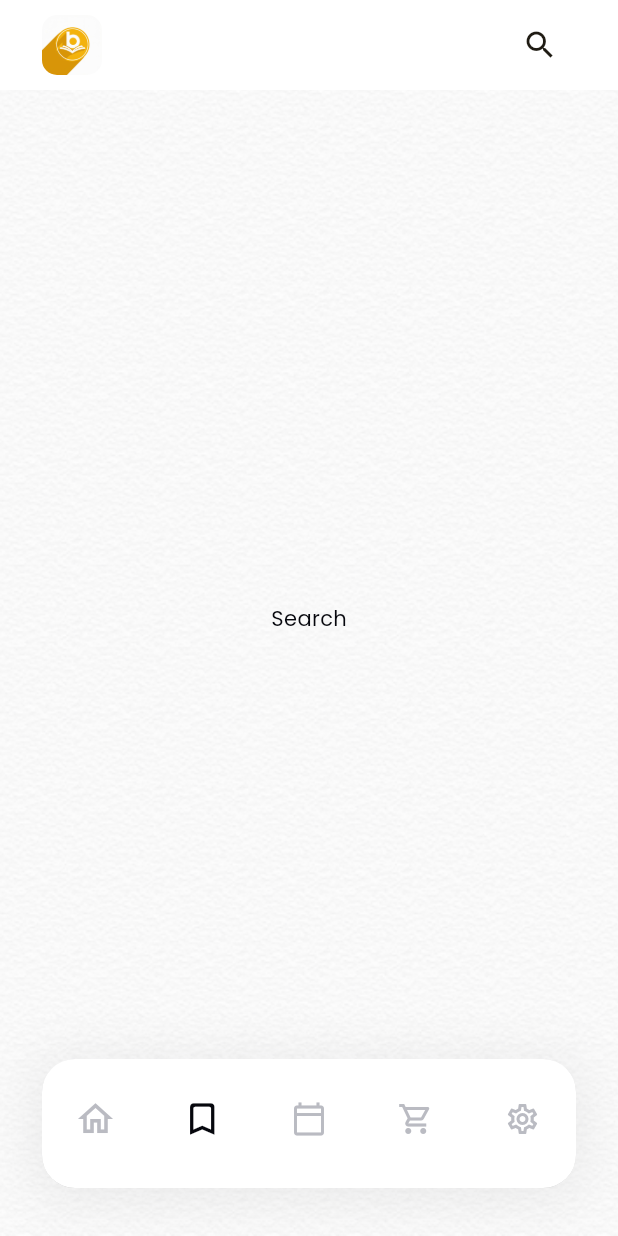
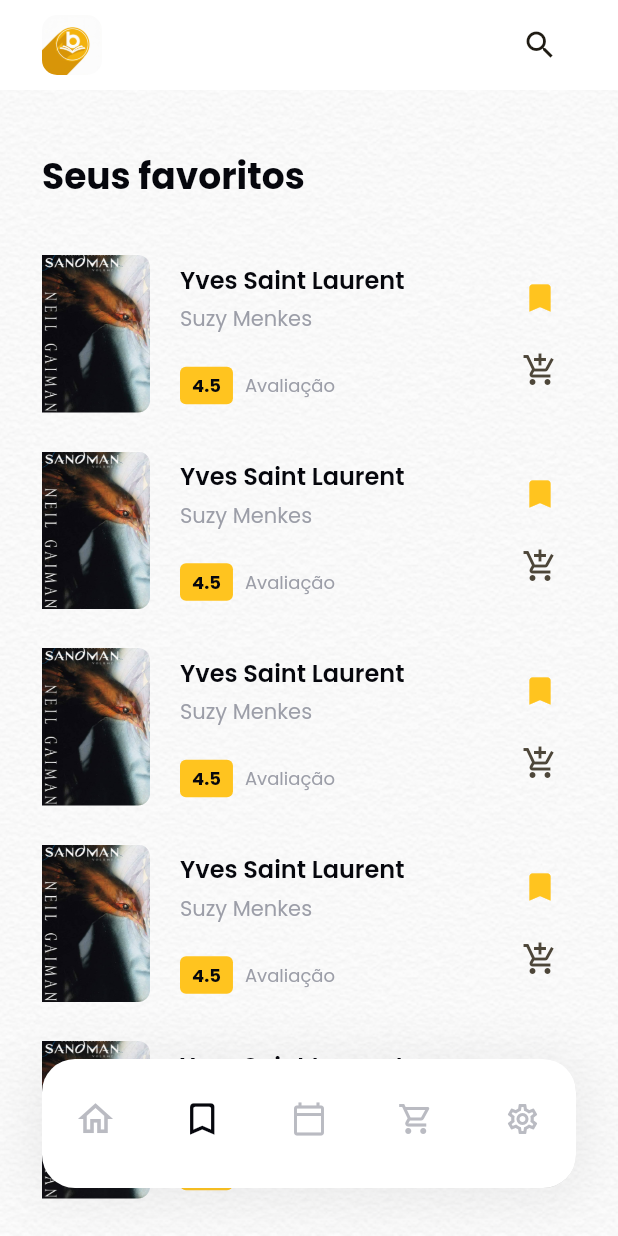
Before and after one commit to Bookify1/Bookify-Mobal, a Flutter app: the MainPage screen opened by its route, item 2 of the bottom bar chosen, on a phone screen of 412 x 824 dp. Run offline on Flutter 3.47's test engine with Material 3 defaults, Android fonts, the phone set to English and light mode, and no system bars; our stand-ins replace carousel_slider, device_preview, flutter_screenutil, flutter_svg, google_fonts, smooth_page_indicator.

Commit message:
feat(FavoritesPage): Adds bookmark pages and related components

```diff
--- /dev/null
+++ b/lib/src/features/favorites/presenter/components/favorite_books_section.dart
@@ -0,0 +1,20 @@
+import 'package:bookify/src/features/favorites/presenter/widgets/favorite_book_widget.dart';
+import 'package:flutter/material.dart';
+
+class FavoriteBooksSection extends StatelessWidget {
+  const FavoriteBooksSection({super.key});
+
+  @override
+  Widget build(BuildContext context) {
+    return ListView.separated(
+      padding: EdgeInsets.zero,
+      itemCount: 10,
+      shrinkWrap: true,
+      physics: NeverScrollableScrollPhysics(),
+      separatorBuilder: (context, index) => SizedBox(height: 26),
+      itemBuilder: (context, index) {
+        return FavoriteBookWidget(isFavorite: true);
+      },
+    );
+  }
+}
--- /dev/null
+++ b/lib/src/features/favorites/presenter/page/favorites_page.dart
@@ -0,0 +1,44 @@
+import 'package:bookify/src/core/components/text_app.dart';
+import 'package:bookify/src/core/styles/app_font_size.dart';
+import 'package:bookify/src/features/favorites/presenter/components/favorite_books_section.dart';
+import 'package:flutter/material.dart';
+import 'package:bookify/src/core/styles/app_colors.dart';
+import 'package:flutter_screenutil/flutter_screenutil.dart';
+
+class FavoritesPage extends StatelessWidget {
+  const FavoritesPage({super.key});
+
+  @override
+  Widget build(BuildContext context) {
+    return SingleChildScrollView(
+      child: ConstrainedBox(
+        constraints: BoxConstraints(
+          minHeight: 1.sh,
+          minWidth: 1.sw,
+        ),
+        child: Padding(
+          padding: const EdgeInsets.only(
+            left: 28,
+            right: 28,
+            top: 100,
+            bottom: 120,
+          ),
+          child: Column(
+            crossAxisAlignment: CrossAxisAlignment.start,
+            mainAxisAlignment: MainAxisAlignment.start,
+            children: [
+              TextApp(
+                label: 'Seus favoritos',
+                fontSize: AppFontSize.xxxLarge,
+                fontWeight: FontWeight.bold,
+                color: AppColors.black,
+              ),
+              SizedBox(height: 36),
+              FavoriteBooksSection()
+            ],
+          ),
+        ),
+      ),
+    );
+  }
+}
--- /dev/null
+++ b/lib/src/features/favorites/presenter/widgets/favorite_book_widget.dart
@@ -0,0 +1,95 @@
+import 'package:bookify/src/core/components/text_app.dart';
+import 'package:bookify/src/core/styles/app_colors.dart';
+import 'package:bookify/src/core/styles/app_font_size.dart';
+import 'package:flutter/material.dart';
+
+Widget FavoriteBookWidget({bool? isFavorite}) {
+  return Row(
+    children: [
+      Container(
+        width: 72,
+        height: 105,
+        clipBehavior: Clip.antiAlias,
+        decoration: const BoxDecoration(
+          borderRadius: BorderRadius.only(
+            bottomRight: Radius.circular(8),
+            topRight: Radius.circular(8),
+          ),
+        ),
+        child: Image.asset(
+          'assets/images/mock.jpg',
+          fit: BoxFit.cover,
+        ),
+      ),
+      const SizedBox(width: 20),
+      Expanded(
+        child: Column(
+          crossAxisAlignment: CrossAxisAlignment.start,
+          children: [
+            Column(
+              crossAxisAlignment: CrossAxisAlignment.start,
+              children: [
+                TextApp(
+                  label: 'Yves Saint Laurent',
+                  fontSize: AppFontSize.large,
+                  fontWeight: FontWeight.w600,
+                  color: AppColors.black,
+                ),
+                const SizedBox(height: 4),
+                TextApp(
+                  label: 'Suzy Menkes ',
+                  color: AppColors.gray,
+                ),
+              ],
+            ),
+            const SizedBox(height: 22),
+            Row(
+              children: [
+                Container(
+                  padding: const EdgeInsets.symmetric(
+                    horizontal: 8,
+                    vertical: 4,
+                  ),
+                  decoration: BoxDecoration(
+                    color: AppColors.yellow,
+                    borderRadius: BorderRadius.circular(4),
+                  ),
+                  child: TextApp(
+                    label: '4.5',
+                    color: AppColors.black,
+                    fontSize: AppFontSize.small,
+                    fontWeight: FontWeight.bold,
+                  ),
+                ),
+                const SizedBox(width: 8),
+                TextApp(
+                  label: 'Avaliação',
+                  color: AppColors.gray,
+                  fontSize: AppFontSize.small,
+                ),
+              ],
+            ),
+          ],
+        ),
+      ),
+      Column(
+        mainAxisAlignment: MainAxisAlignment.spaceBetween,
+        children: [
+          IconButton(
+            icon: isFavorite!
+                ? Icon(
+                    Icons.bookmark,
+                    color: AppColors.yellow,
+                  )
+                : Icon(Icons.bookmark_border),
+            onPressed: () {},
+          ),
+          IconButton(
+            icon: const Icon(Icons.add_shopping_cart_outlined),
+            onPressed: () {},
+          ),
+        ],
+      ),
+    ],
+  );
+}
--- a/lib/src/features/home/presenter/page/home_page.dart
+++ b/lib/src/features/home/presenter/page/home_page.dart
@@ -12,6 +12,7 @@ class HomePage extends StatelessWidget {
       child: ConstrainedBox(
         constraints: BoxConstraints(
           minHeight: 1.sh,
+          minWidth: 1.sw,
         ),
         child: const Padding(
           padding: EdgeInsets.only(
--- a/lib/src/features/main/components/custom_bottom_navigation_bar.dart
+++ b/lib/src/features/main/presenter/components/custom_bottom_navigation_bar.dart
@@ -1,7 +1,7 @@
 import 'package:bookify/src/core/styles/app_font_size.dart';
 import 'package:flutter/material.dart';
 import 'package:bookify/src/core/styles/app_colors.dart';
-import 'package:bookify/src/features/main/components/build_bottom_navigatorbar_item.dart';
+import 'package:bookify/src/features/main/presenter/components/build_bottom_navigatorbar_item.dart';
 
 class CustomBottomNavigationBar extends StatelessWidget {
   final int index;
--- a/lib/src/features/main/presenter/pages/main_page.dart
+++ b/lib/src/features/main/presenter/pages/main_page.dart
@@ -1,7 +1,8 @@
 import 'package:bookify/src/core/styles/app_colors.dart';
+import 'package:bookify/src/features/favorites/presenter/page/favorites_page.dart';
 import 'package:bookify/src/features/home/presenter/page/home_page.dart';
-import 'package:bookify/src/features/main/components/custom_app_bar.dart';
-import 'package:bookify/src/features/main/components/custom_bottom_navigation_bar.dart';
+import 'package:bookify/src/features/main/presenter/components/custom_app_bar.dart';
+import 'package:bookify/src/features/main/presenter/components/custom_bottom_navigation_bar.dart';
 import 'package:flutter/material.dart';
 import 'package:flutter_screenutil/flutter_screenutil.dart';
 
@@ -16,7 +17,7 @@ class _MainPageState extends State<MainPage> {
   int index = 0;
   final screens = [
     const HomePage(),
-    const Center(child: Text('Search')),
+    const FavoritesPage(),
     const Center(child: Text('Search2')),
     const Center(child: Text('Search3')),
     const Center(child: Text('Search3')),
@@ -33,6 +34,7 @@ class _MainPageState extends State<MainPage> {
         children: [
           Positioned(
             height: 1.sh,
+            width: 1.sw,
             child: Image.asset(
               'assets/images/bg.png',
               fit: BoxFit.fitHeight,
```
Also changed, not shown: lib/src/features/main/presenter/components/build_bottom_navigatorbar_item.dart (renamed from lib/src/features/main/components/build_bottom_navigatorbar_item.dart), lib/src/features/main/presenter/components/custom_app_bar.dart (renamed from lib/src/features/main/components/custom_app_bar.dart).
